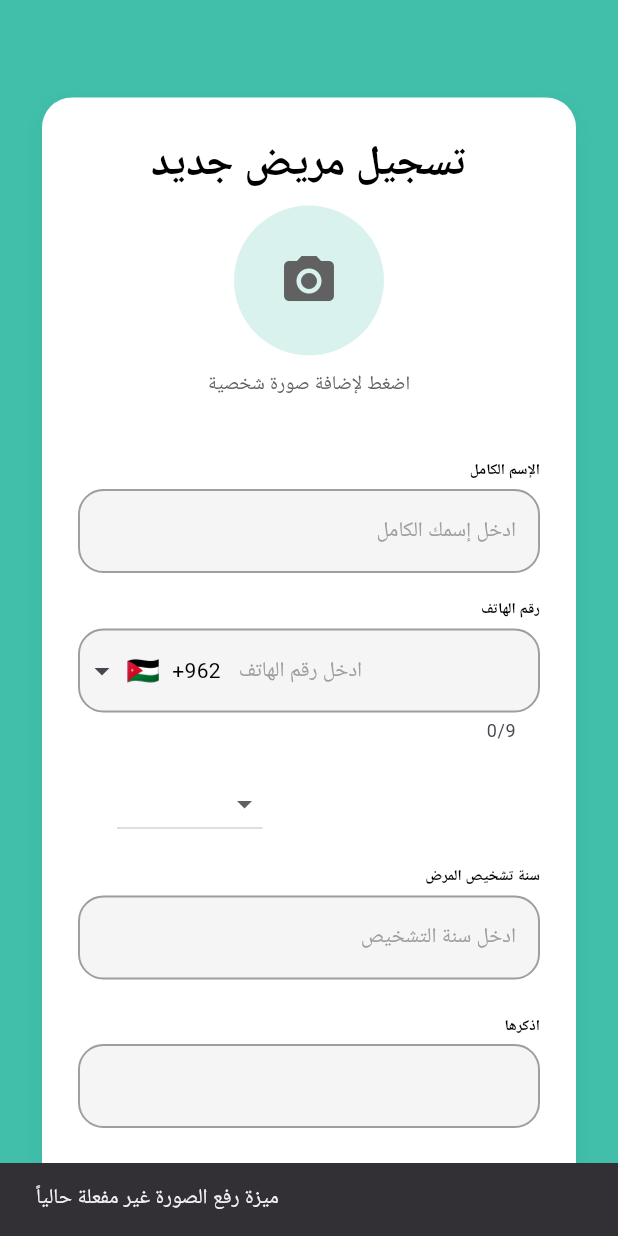
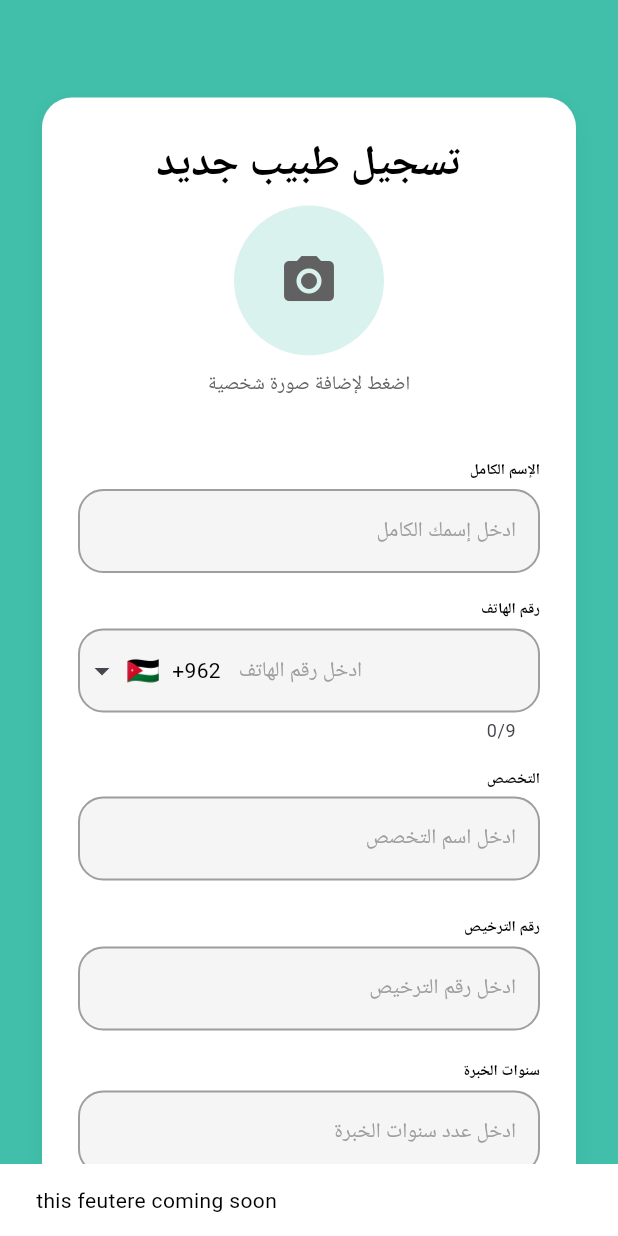
Before and after one commit to anas56u/health-compass, a Flutter app: the screen it shows after launch, after a tap on the "camera alt" icon, on a phone screen of 412 x 824 dp. Run offline on Flutter 3.47's test engine with Material 3 defaults, Android fonts, the phone set to English and light mode, and no system bars; drawn by our look-alikes of intl_phone_field, modal_progress_hud_nsn; our stand-ins replace firebase_auth, firebase_core, google_fonts; accounts and stored records are empty; Roboto replaces fonts that are missing (Cairo, Tajawal).

Commit message:
some edits

```diff
--- a/lib/main.dart
+++ b/lib/main.dart
@@ -23,7 +23,7 @@ class MyApp extends StatelessWidget {
   Widget build(BuildContext context) {
     return MaterialApp(
       debugShowCheckedModeBanner: false,
-      home: PatientInfoScreen(),
+      home: DoctorInfoScreen(),
     );
   }
 }
--- a/lib/screens/doctor_info.dart
+++ b/lib/screens/doctor_info.dart
@@ -3,7 +3,6 @@ import 'package:google_fonts/google_fonts.dart';
 import 'package:health_compass/widgets/custom_button.dart';
 import 'package:health_compass/widgets/custom_textfild.dart';
 import 'package:intl_phone_field/intl_phone_field.dart';
-import 'package:modal_progress_hud_nsn/modal_progress_hud_nsn.dart';
 
 class DoctorInfoScreen extends StatelessWidget {
   DoctorInfoScreen({super.key});
@@ -23,12 +22,7 @@ class DoctorInfoScreen extends StatelessWidget {
 
   @override
   Widget build(BuildContext context) {
-    return ModalProgressHUD(
-      progressIndicator: const CircularProgressIndicator(
-        color: Color(0xFF41BFAA),
-      ),
-      inAsyncCall: false,
-      child: Scaffold(
+    return Scaffold(
       backgroundColor: const Color(0xFF41BFAA),
       body: SafeArea(
         child: Center(
@@ -66,13 +60,7 @@ class DoctorInfoScreen extends StatelessWidget {
                       const SizedBox(height: 7),
                       GestureDetector(
                         onTap: () {
-                            ScaffoldMessenger.of(context).showSnackBar(
-                              SnackBar(
-                                content: Text(
-                                  "ميزة رفع الصورة غير مفعلة حالياً",
-                                ),
-                              ),
-                            );
+                        showsnackbar(context, massage: "this feutere coming soon");
                         },
                         child: CircleAvatar(
                           radius: 50,
@@ -319,7 +307,6 @@ class DoctorInfoScreen extends StatelessWidget {
           ),
         ),
       ),
-      ),
     );
   }
 }
--- a/lib/screens/patient_info.dart
+++ b/lib/screens/patient_info.dart
@@ -3,19 +3,10 @@ import 'package:google_fonts/google_fonts.dart';
 import 'package:health_compass/widgets/custom_button.dart';
 import 'package:health_compass/widgets/custom_textfild.dart';
 import 'package:intl_phone_field/intl_phone_field.dart';
-import 'package:modal_progress_hud_nsn/modal_progress_hud_nsn.dart';
 
 class PatientInfoScreen extends StatelessWidget {
   PatientInfoScreen({super.key});
-  String? fullName;
-
-  String? phoneNumber;
-
-  String? specialization;
-
-  String? licenseNumber;
-
-  String? experienceYears;
+  String? fullName, phoneNumber, specialization, licenseNumber, experienceYears;
 
   void _pickImage() {
     print("اضغط لإضافة صورة");
@@ -23,21 +14,13 @@ class PatientInfoScreen extends StatelessWidget {
 
   @override
   Widget build(BuildContext context) {
-    return ModalProgressHUD(
-      progressIndicator: const CircularProgressIndicator(
-        color: Color(0xFF41BFAA),
-      ),
-      inAsyncCall: false,
-      child: Scaffold(
+    return Scaffold(
       backgroundColor: const Color(0xFF41BFAA),
       body: SafeArea(
         child: Center(
           child: SingleChildScrollView(
             child: Padding(
-                padding: const EdgeInsets.symmetric(
-                  horizontal: 28,
-                  vertical: 65,
-                ),
+              padding: const EdgeInsets.symmetric(horizontal: 28, vertical: 65),
               child: Container(
                 padding: const EdgeInsets.all(24),
                 decoration: BoxDecoration(
@@ -66,13 +49,7 @@ class PatientInfoScreen extends StatelessWidget {
                       const SizedBox(height: 7),
                       GestureDetector(
                         onTap: () {
-                            ScaffoldMessenger.of(context).showSnackBar(
-                              SnackBar(
-                                content: Text(
-                                  "ميزة رفع الصورة غير مفعلة حالياً",
-                                ),
-                              ),
-                            );
+                          showsnackbar(context, massage: "this feutere coming soon");
                         },
                         child: CircleAvatar(
                           radius: 50,
@@ -166,9 +143,7 @@ class PatientInfoScreen extends StatelessWidget {
                         initialCountryCode: 'JO',
                         textAlign: TextAlign.left,
                         style: const TextStyle(color: Colors.black),
-                          dropdownTextStyle: const TextStyle(
-                            color: Colors.black,
-                          ),
+                        dropdownTextStyle: const TextStyle(color: Colors.black),
                         onChanged: (phone) {
                           phoneNumber = phone.completeNumber;
                         },
@@ -253,8 +228,7 @@ class PatientInfoScreen extends StatelessWidget {
                                 experienceYears == null) {
                               showsnackbar(
                                 context,
-                                  massage:
-                                      "يرجى تعبئة جميع الحقول قبل المتابعة",
+                                massage: "يرجى تعبئة جميع الحقول قبل المتابعة",
                               );
                             } else {
                               showsnackbar(
@@ -280,7 +254,6 @@ class PatientInfoScreen extends StatelessWidget {
           ),
         ),
       ),
-      ),
     );
   }
 }
```
Also changed, not shown: lib/screens/user_type.dart (+1 -16 lines). Lines whose indentation alone changed are shown as unchanged.
